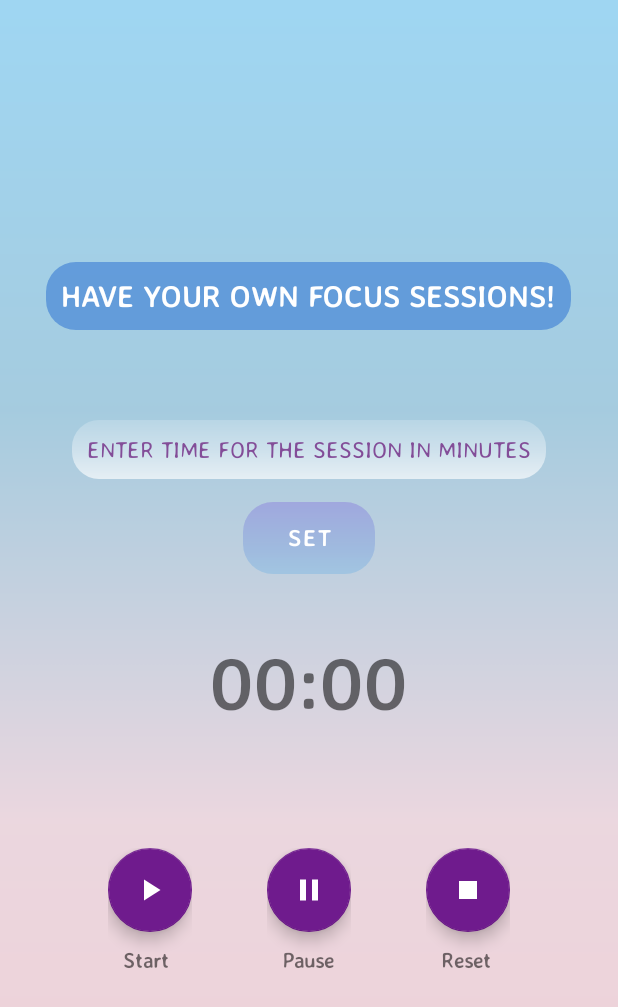
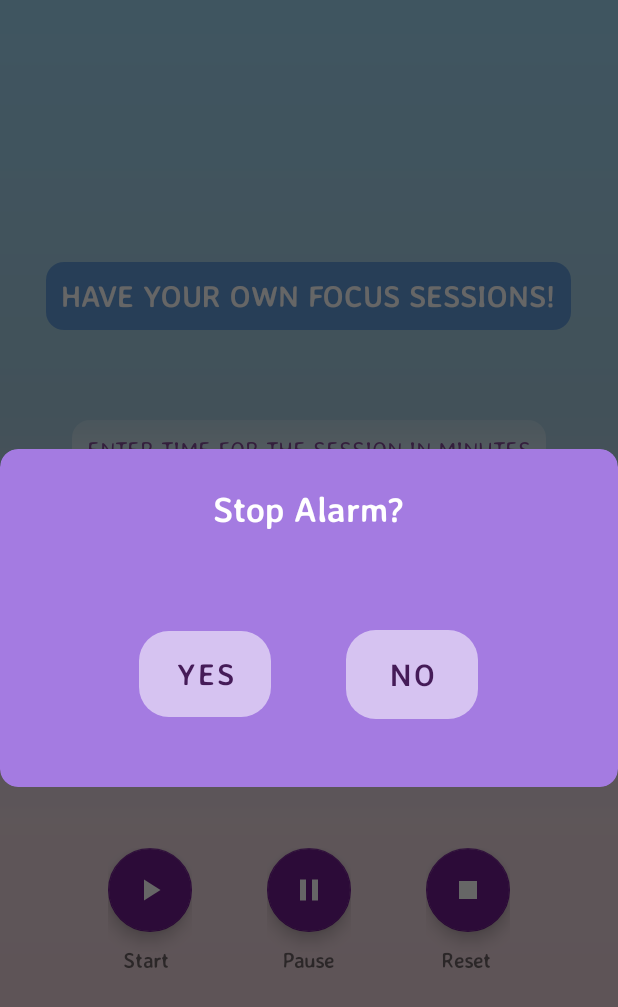
Before and after one commit to Faria-Binte-Kader/Thrive, an Android app: the Focus_Session screen opened directly, with no data from a screen before it, after a tap on an icon or button, on a phone screen of 412 x 824 dp. Shown: the top 1007 px of the screen. Run offline under Robolectric (Android 15) with nearby library versions, the phone set to English and light mode, and no system bars.

Commit message:
Added Alarm to Focus_Session and changed some button features

```diff
--- a/app/src/main/java/com/example/thrive/Focus_Session.java
+++ b/app/src/main/java/com/example/thrive/Focus_Session.java
@@ -2,10 +2,14 @@ package com.example.thrive;
 
 import androidx.appcompat.app.AppCompatActivity;
 
+import android.app.Dialog;
 import android.content.SharedPreferences;
+import android.media.MediaPlayer;
+import android.os.Build;
 import android.os.Bundle;
 import android.os.CountDownTimer;
 import android.view.View;
+import android.view.ViewGroup;
 import android.view.inputmethod.InputMethodManager;
 import android.widget.Button;
 import android.widget.EditText;
@@ -26,27 +30,30 @@ public class Focus_Session extends AppCompatActivity {
     private boolean timerRunning;
     private long timeLeftInMillis;
     private long endTime;
-    FloatingActionButton startbtn,pausebtn,resetbtn;
+    FloatingActionButton startbtn, pausebtn, resetbtn;
+
+    Dialog alarmDialog;
 
     @Override
     protected void onCreate(Bundle savedInstanceState) {
         super.onCreate(savedInstanceState);
         setContentView(R.layout.activity_focus__session);
 
-        timetext=findViewById(R.id.timerminutetext);
-        setTime=findViewById(R.id.settimerButton);
+        alarmDialog = new Dialog(Focus_Session.this);
+
+        timetext = findViewById(R.id.timerminutetext);
+        setTime = findViewById(R.id.settimerButton);
         setTime.setOnClickListener(new View.OnClickListener() {
             @Override
             public void onClick(View v) {
                 String input = timetext.getText().toString();
-             if(input.length()==0)
-             {
-                 Toast.makeText(Focus_Session.this,"Enter a number", Toast.LENGTH_SHORT).show();
+                if (input.length() == 0) {
+                    Toast.makeText(Focus_Session.this, "Enter a number", Toast.LENGTH_SHORT).show();
                     return;
                 }
-             long millisInput= Long.parseLong(input)*60000;
-             if(millisInput==0){
-                 Toast.makeText(Focus_Session.this,"Enter a positive number", Toast.LENGTH_SHORT).show();
+                long millisInput = Long.parseLong(input) * 60000;
+                if (millisInput == 0) {
+                    Toast.makeText(Focus_Session.this, "Enter a positive number", Toast.LENGTH_SHORT).show();
                     return;
                 }
                 setTimer(millisInput);
@@ -54,13 +61,12 @@ public class Focus_Session extends AppCompatActivity {
 
             }
         });
-        textViewcountdown=findViewById(R.id.countdown);
+        textViewcountdown = findViewById(R.id.countdown);
         startbtn = findViewById(R.id.fab_start);
         startbtn.setOnClickListener(new View.OnClickListener() {
             @Override
             public void onClick(View v) {
-                if(!timerRunning)
-                {
+                if (!timerRunning) {
                     startTimer();
                 }
             }
@@ -69,8 +75,7 @@ public class Focus_Session extends AppCompatActivity {
         pausebtn.setOnClickListener(new View.OnClickListener() {
             @Override
             public void onClick(View v) {
-                if(timerRunning)
-                {
+                if (timerRunning) {
                     pauseTimer();
                 }
 
@@ -83,58 +88,60 @@ public class Focus_Session extends AppCompatActivity {
                 resetTimer();
             }
         });
-
     }
 
-    private void setTimer(long milliseconds){
-      startTimeInMillies=milliseconds;
+    private void setTimer(long milliseconds) {
+        startTimeInMillies = milliseconds;
         resetTimer();
         closeKeyboard();
 
     }
 
     private void startTimer() {
-        endTime=System.currentTimeMillis()+timeLeftInMillis;
+        endTime = System.currentTimeMillis() + timeLeftInMillis;
         countDownTimer = new CountDownTimer(timeLeftInMillis, 1000) {
             @Override
             public void onTick(long millisUntilFinished) {
-             timeLeftInMillis=millisUntilFinished;
+                timeLeftInMillis = millisUntilFinished;
                 updateCountDownText();
             }
 
             @Override
             public void onFinish() {
-              timerRunning=false;
+                timerRunning = false;
+                final MediaPlayer mediaPlayer = MediaPlayer.create(Focus_Session.this, R.raw.samsung_relax);
+                mediaPlayer.start();
+                dismissAlarm(mediaPlayer);
+                alarmDialog.show();
             }
         }.start();
 
-        timerRunning=true;
+        timerRunning = true;
     }
 
     private void pauseTimer() {
         countDownTimer.cancel();
-        timerRunning=false;
+        timerRunning = false;
     }
 
     private void resetTimer() {
-        if(countDownTimer!=null) {
+        if (countDownTimer != null) {
             countDownTimer.cancel();
         }
-        timerRunning=false;
-        timeLeftInMillis= startTimeInMillies;
+        timerRunning = false;
+        timeLeftInMillis = startTimeInMillies;
         updateCountDownText();
     }
 
     private void updateCountDownText() {
-        int hours= (int) (timeLeftInMillis/1000)/3600;
-        int minutes= (int) ((timeLeftInMillis/1000)%3600)/60;
-        int seconds= (int) (timeLeftInMillis/1000)%60;
+        int hours = (int) (timeLeftInMillis / 1000) / 3600;
+        int minutes = (int) ((timeLeftInMillis / 1000) % 3600) / 60;
+        int seconds = (int) (timeLeftInMillis / 1000) % 60;
         String timeLeftFormatted;
-        if(hours>0){
-            timeLeftFormatted = String.format(Locale.getDefault(),"%d:%02d:%02d",hours,minutes,seconds);
-        }
-        else{
-        timeLeftFormatted = String.format(Locale.getDefault(),"%02d:%02d",minutes,seconds);
+        if (hours > 0) {
+            timeLeftFormatted = String.format(Locale.getDefault(), "%d:%02d:%02d", hours, minutes, seconds);
+        } else {
+            timeLeftFormatted = String.format(Locale.getDefault(), "%02d:%02d", minutes, seconds);
         }
         textViewcountdown.setText(timeLeftFormatted);
     }
@@ -166,45 +173,74 @@ public class Focus_Session extends AppCompatActivity {
     @Override
     protected void onStart() {
         super.onStart();
-        SharedPreferences preferences= getSharedPreferences("preferences", MODE_PRIVATE);
-        timeLeftInMillis=preferences.getLong("millisLeft", startTimeInMillies);
-        timerRunning= preferences.getBoolean("timerRunning", false);
-        startTimeInMillies= preferences.getLong("startTimeInMillis",600000);
+        SharedPreferences preferences = getSharedPreferences("preferences", MODE_PRIVATE);
+        timeLeftInMillis = preferences.getLong("millisLeft", startTimeInMillies);
+        timerRunning = preferences.getBoolean("timerRunning", false);
+        startTimeInMillies = preferences.getLong("startTimeInMillis", 600000);
         updateCountDownText();
-        if(timerRunning){
-            endTime=preferences.getLong("endTime", 0);
-            timeLeftInMillis=endTime-System.currentTimeMillis();
-            if(timeLeftInMillis<0){
-                timeLeftInMillis=0;
-                timerRunning=false;
+        if (timerRunning) {
+            endTime = preferences.getLong("endTime", 0);
+            timeLeftInMillis = endTime - System.currentTimeMillis();
+            if (timeLeftInMillis < 0) {
+                timeLeftInMillis = 0;
+                timerRunning = false;
                 updateCountDownText();
+            } else {
+                startTimer();
             }
-            else
-            {startTimer();}
         }
     }
 
     @Override
     protected void onStop() {
         super.onStop();
-        SharedPreferences preferences= getSharedPreferences("preferences", MODE_PRIVATE);
-        SharedPreferences.Editor editor= preferences.edit();
+        SharedPreferences preferences = getSharedPreferences("preferences", MODE_PRIVATE);
+        SharedPreferences.Editor editor = preferences.edit();
         editor.putLong("startTimeInMillis", startTimeInMillies);
         editor.putLong("millisLeft", timeLeftInMillis);
         editor.putBoolean("timerRunning", timerRunning);
         editor.putLong("endTime", endTime);
         editor.apply();
-        if(countDownTimer!=null) {
+        if (countDownTimer != null) {
             countDownTimer.cancel();
         }
     }
 
-    private void closeKeyboard()
-    {
-        View view= this.getCurrentFocus();
-        if(view!=null) {
-            InputMethodManager inputMethodManager= (InputMethodManager) getSystemService(INPUT_METHOD_SERVICE);
-            inputMethodManager.hideSoftInputFromWindow(view.getWindowToken(),0);
+    private void closeKeyboard() {
+        View view = this.getCurrentFocus();
+        if (view != null) {
+            InputMethodManager inputMethodManager = (InputMethodManager) getSystemService(INPUT_METHOD_SERVICE);
+            inputMethodManager.hideSoftInputFromWindow(view.getWindowToken(), 0);
         }
     }
+
+    private void dismissAlarm(MediaPlayer mediaPlayer) {
+
+        alarmDialog.setContentView(R.layout.alarm_dialog);
+        if (Build.VERSION.SDK_INT >= Build.VERSION_CODES.LOLLIPOP) {
+            alarmDialog.getWindow().setBackgroundDrawable(getDrawable(R.drawable.alarm_dialog_background));
         }
+        alarmDialog.getWindow().setLayout(ViewGroup.LayoutParams.MATCH_PARENT, ViewGroup.LayoutParams.WRAP_CONTENT);
+        alarmDialog.setCancelable(false);
+
+        Button yes_turnOffAlarm = alarmDialog.findViewById(R.id.buttonAlarmYes);
+        Button no_turnOffAlarm = alarmDialog.findViewById(R.id.buttonAlarmNo);
+
+        yes_turnOffAlarm.setOnClickListener(new View.OnClickListener() {
+            @Override
+            public void onClick(View view) {
+                mediaPlayer.stop();
+                Toast.makeText(Focus_Session.this, "Turned Off", Toast.LENGTH_SHORT).show();
+                alarmDialog.dismiss();
+            }
+        });
+
+        no_turnOffAlarm.setOnClickListener(new View.OnClickListener() {
+            @Override
+            public void onClick(View view) {
+                Toast.makeText(Focus_Session.this, "Not Turned Off", Toast.LENGTH_SHORT).show();
+                alarmDialog.dismiss();
+            }
+        });
+    }
+}
--- /dev/null
+++ b/app/src/main/res/drawable/alarm_dialog_background.xml
@@ -0,0 +1,7 @@
+<?xml version="1.0" encoding="utf-8"?>
+<shape android:shape="rectangle" xmlns:android="http://schemas.android.com/apk/res/android">
+
+    <corners android:radius="12dp"/>
+    <solid android:color="@color/purple_200"/>
+
+</shape>
--- a/app/src/main/res/drawable/buttonrounded3.xml
+++ b/app/src/main/res/drawable/buttonrounded3.xml
@@ -1,6 +1,6 @@
 <?xml version="1.0" encoding="utf-8"?>
 <shape xmlns:android="http://schemas.android.com/apk/res/android"
     android:shape="rectangle">
-    <corners android:radius="20dp"/>
+    <corners android:radius="12dp"/>
     <solid android:color="#882B71D2"/>
 </shape>
--- a/app/src/main/res/drawable/buttonrounded4.xml
+++ b/app/src/main/res/drawable/buttonrounded4.xml
@@ -1,5 +1,5 @@
 <?xml version="1.0" encoding="utf-8"?>
 <shape xmlns:android="http://schemas.android.com/apk/res/android" android:shape="rectangle">
-    <corners android:radius="18dp"/>
+    <corners android:radius="12dp"/>
     <gradient android:angle="90" android:startColor="#AAFFFFFF" android:centerColor="#66FFFFFF" android:endColor="#33FFFFFF"/>
 </shape>
--- a/app/src/main/res/layout/activity_focus__session.xml
+++ b/app/src/main/res/layout/activity_focus__session.xml
@@ -45,8 +45,8 @@
         android:textSize="15sp"
         android:foregroundTint="@color/purple_500"
         />
+
     <Button
-
         android:layout_marginTop="15dp"
         android:layout_above="@+id/countdown"
         android:layout_width="wrap_content"
@@ -57,10 +57,9 @@
         android:layout_centerHorizontal="true"
         android:id="@+id/settimerButton"
         android:textColor="@color/white"
-        android:textSize="15dp"
+        android:textSize="20dp"
         android:elevation="10dp"
         app:backgroundTint="@null"
-
         />
 
       <TextView
--- a/app/src/main/res/layout/activity_forgot_password.xml
+++ b/app/src/main/res/layout/activity_forgot_password.xml
@@ -59,13 +59,17 @@
             android:layout_width="wrap_content"
             android:layout_height="wrap_content"
             android:text="SEND EMAIL"
-            android:textColor="@color/grey"
+            android:textColor="@color/white"
             android:background="@drawable/buttonrounded"
             android:textStyle="bold"
             android:fontFamily="@font/averiasanslibre_bold"
-            android:layout_marginTop="30sp"
-            android:padding="10sp">
-        </Button>
+            android:layout_marginTop="30dp"
+            android:padding="10sp"
+            android:layout_centerHorizontal="true"
+            android:textSize="20dp"
+            android:elevation="10dp"
+            app:backgroundTint="@null"
+            />
 
     </LinearLayout>
 
--- a/app/src/main/res/layout/activity_verify_email.xml
+++ b/app/src/main/res/layout/activity_verify_email.xml
@@ -42,12 +42,16 @@
             android:layout_width="wrap_content"
             android:layout_height="wrap_content"
             android:text="LOGIN AGAIN"
-            android:textColor="@color/grey"
+            android:textColor="@color/white"
             android:background="@drawable/buttonrounded"
             android:textStyle="bold"
             android:fontFamily="@font/averiasanslibre_bold"
-            android:layout_marginTop="30sp"
+            android:layout_marginTop="30dp"
             android:padding="10sp"
+            android:layout_centerHorizontal="true"
+            android:textSize="20dp"
+            android:elevation="10dp"
+            app:backgroundTint="@null"
             android:onClick="gotoLoginPage">
         </Button>
 
--- /dev/null
+++ b/app/src/main/res/layout/alarm_dialog.xml
@@ -0,0 +1,60 @@
+<?xml version="1.0" encoding="utf-8"?>
+<LinearLayout xmlns:android="http://schemas.android.com/apk/res/android"
+    android:layout_width="350sp"
+    android:layout_height="wrap_content"
+    android:orientation="vertical"
+    android:layout_gravity="center"
+    android:gravity="center"
+    android:background="@color/purple_200">
+
+    <TextView
+        android:layout_width="200sp"
+        android:layout_height="wrap_content"
+        android:text="Stop Alarm?"
+        android:layout_marginTop="10dp"
+        android:fontFamily="@font/averiasanslibre_bold"
+        android:textStyle="bold"
+        android:textColor="@color/white"
+        android:gravity="center"
+        android:textSize="23sp"
+        android:padding="15dp"
+        />
+
+    <LinearLayout
+        android:layout_width="match_parent"
+        android:layout_height="150dp"
+        android:orientation="horizontal"
+        android:gravity="center"
+        android:layout_marginTop="5dp"
+        >
+
+        <Button
+            android:id="@+id/buttonAlarmYes"
+            android:layout_width="wrap_content"
+            android:layout_height="wrap_content"
+            android:layout_marginRight="50dp"
+            android:background="@drawable/buttonrounded"
+            android:fontFamily="@font/averiasanslibre_bold"
+            android:text="YES"
+            android:padding="10dp"
+            android:textColor="@color/purple_700"
+            android:textSize="20dp"
+            android:elevation="10dp"
+            />
+
+
+        <Button
+            android:id="@+id/buttonAlarmNo"
+            android:layout_width="wrap_content"
+            android:layout_height="wrap_content"
+            android:background="@drawable/buttonrounded"
+            android:padding="10dp"
+            android:text="NO"
+            android:textColor="@color/purple_700"
+            android:textSize="20sp"
+            android:elevation="10dp"
+            android:backgroundTint="@null"
+            />
+    </LinearLayout>
+
+</LinearLayout>
--- a/app/src/main/res/values/themes.xml
+++ b/app/src/main/res/values/themes.xml
@@ -12,5 +12,15 @@
         <!-- Status bar color. -->
         <item name="android:statusBarColor" tools:targetApi="l">?attr/colorPrimaryVariant</item>
         <!-- Customize your theme here. -->
+
+        <!-- Window Animation Style -->
+        <item name="android:windowAnimationStyle">@style/animation</item>
+
     </style>
+
+    <style name="animation">
+        <item name="android:windowEnterAnimation">@android:anim/fade_in</item>
+        <item name="android:windowExitAnimation">@android:anim/fade_out</item>
+    </style>
+
 </resources>
```
Also changed, not shown: 2 other files. Lines whose indentation alone changed are shown as unchanged.
